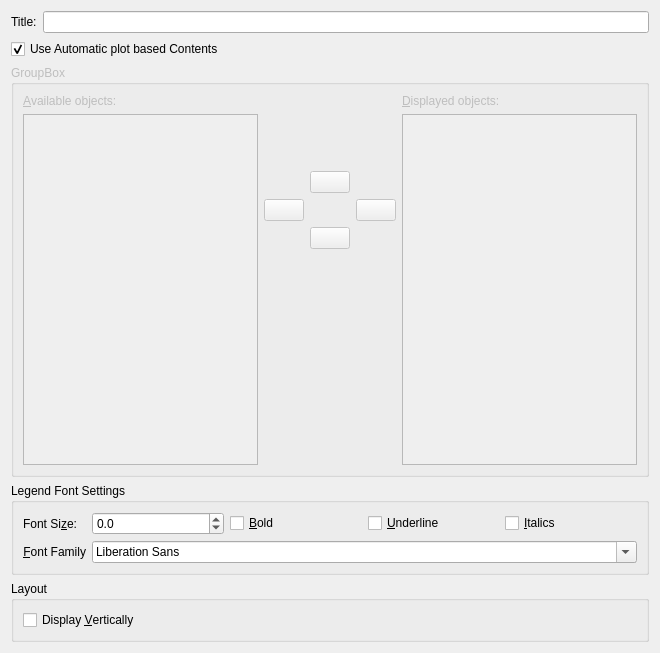
First picture: the form in src/libkstapp/legendtab.ui, repository Kst-plot/kst, before the edit.
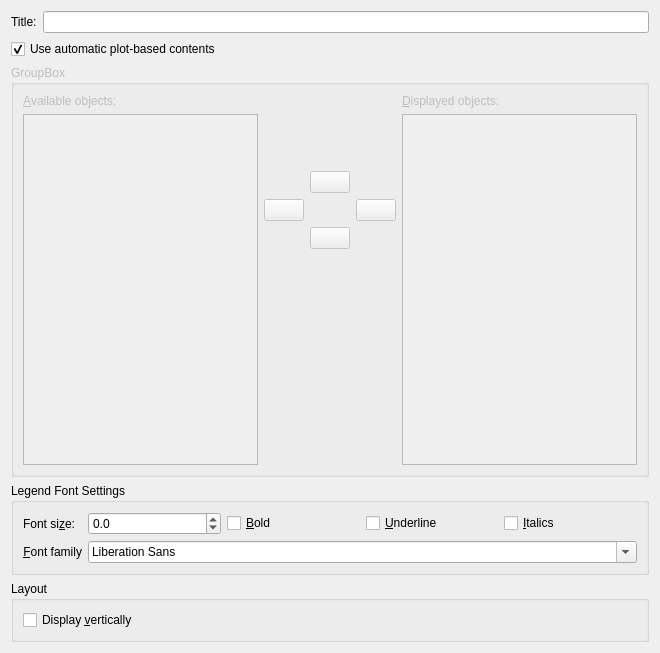
Second picture: the form after the edit.

The edit to the form file:
```diff
--- a/src/libkstapp/legendtab.ui
+++ b/src/libkstapp/legendtab.ui
@@ -28,7 +28,7 @@
    <item>
     <widget class="QCheckBox" name="_autoContents">
      <property name="text">
-      <string>Use Automatic plot based Contents</string>
+      <string>Use automatic plot-based contents</string>
      </property>
      <property name="checked">
       <bool>true</bool>
@@ -229,7 +229,7 @@
          </sizepolicy>
         </property>
         <property name="text">
-         <string>Font Si&amp;ze:</string>
+         <string>Font si&amp;ze:</string>
         </property>
         <property name="alignment">
          <set>Qt::AlignRight|Qt::AlignTrailing|Qt::AlignVCenter</set>
@@ -255,7 +255,7 @@
       <item row="1" column="0">
        <widget class="QLabel" name="_Label_12">
         <property name="text">
-         <string>&amp;Font Family</string>
+         <string>&amp;Font family</string>
         </property>
         <property name="alignment">
          <set>Qt::AlignRight|Qt::AlignTrailing|Qt::AlignVCenter</set>
@@ -301,7 +301,7 @@
       <item row="0" column="0">
        <widget class="QCheckBox" name="_displayVertically">
         <property name="text">
-         <string>Display &amp;Vertically</string>
+         <string>Display &amp;vertically</string>
         </property>
        </widget>
       </item>
```
